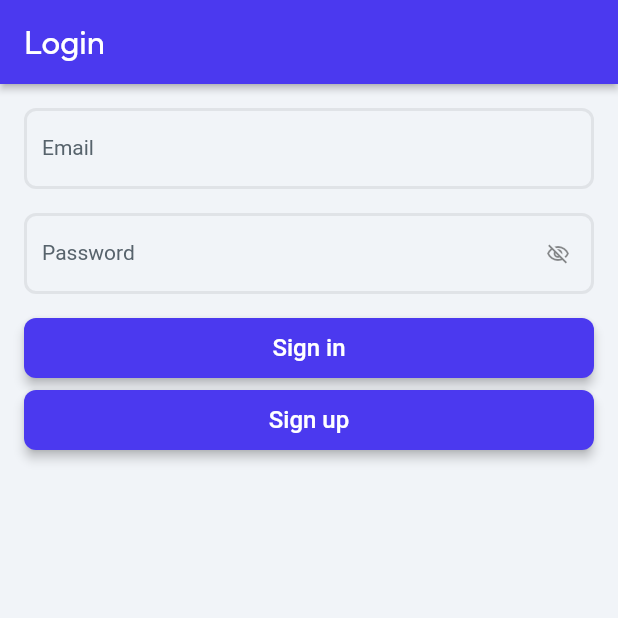
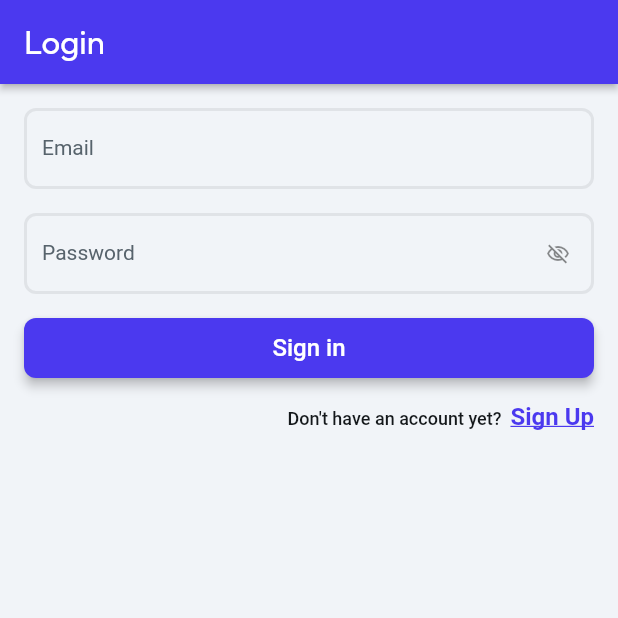
Before and after one commit to darksilver99/mynote, a Flutter app: the screen it shows after launch, on a phone screen of 412 x 824 dp, the top half of it. Run offline on Flutter 3.47's test engine with Material 2 defaults, Android fonts, the phone set to English and light mode, and no system bars; drawn by our look-alikes of auto_size_text; our stand-ins replace cached_network_image, file_picker, flutter_animate, font_awesome_flutter, from_css_color, go_router and 10 more; missing offline and left inert: json_path, mime_type; accounts and stored records are empty; Roboto replaces fonts that are missing (Readex Pro).

Commit message:
Updating to latest FlutterFlow output.

```diff
--- /dev/null
+++ b/lib/custom_code/actions/index.dart
@@ -0,0 +1 @@
+export 'test_function.dart' show testFunction;
--- a/lib/home_page/home_page_model.dart
+++ b/lib/home_page/home_page_model.dart
@@ -6,13 +6,19 @@ import '/flutter_flow/flutter_flow_util.dart';
 import '/flutter_flow/flutter_flow_widgets.dart';
 import 'dart:async';
 import 'home_page_widget.dart' show HomePageWidget;
+import 'package:cached_network_image/cached_network_image.dart';
 import 'package:flutter/material.dart';
 import 'package:flutter/scheduler.dart';
 import 'package:flutter_animate/flutter_animate.dart';
 import 'package:google_fonts/google_fonts.dart';
+import 'package:lottie/lottie.dart';
 import 'package:provider/provider.dart';
 
 class HomePageModel extends FlutterFlowModel<HomePageWidget> {
+  ///  Local state fields for this page.
+
+  bool isLoading = true;
+
   ///  State fields for stateful widgets in this page.
 
   final unfocusNode = FocusNode();
--- a/lib/login_page/login_page_model.dart
+++ b/lib/login_page/login_page_model.dart
@@ -3,6 +3,7 @@ import '/flutter_flow/flutter_flow_theme.dart';
 import '/flutter_flow/flutter_flow_util.dart';
 import '/flutter_flow/flutter_flow_widgets.dart';
 import 'login_page_widget.dart' show LoginPageWidget;
+import 'package:flutter/gestures.dart';
 import 'package:flutter/material.dart';
 import 'package:google_fonts/google_fonts.dart';
 import 'package:provider/provider.dart';
--- a/lib/login_page/login_page_widget.dart
+++ b/lib/login_page/login_page_widget.dart
@@ -2,6 +2,7 @@ import '/auth/supabase_auth/auth_util.dart';
 import '/flutter_flow/flutter_flow_theme.dart';
 import '/flutter_flow/flutter_flow_util.dart';
 import '/flutter_flow/flutter_flow_widgets.dart';
+import 'package:flutter/gestures.dart';
 import 'package:flutter/material.dart';
 import 'package:google_fonts/google_fonts.dart';
 import 'package:provider/provider.dart';
@@ -223,33 +224,50 @@ class _LoginPageWidgetState extends State<LoginPageWidget> {
                       ),
                       Padding(
                         padding: EdgeInsetsDirectional.fromSTEB(
-                            16.0, 8.0, 16.0, 0.0),
-                        child: FFButtonWidget(
-                          onPressed: () async {
-                            context.pushNamed('RegisterPage');
-                          },
-                          text: 'Sign up',
-                          options: FFButtonOptions(
-                            width: double.infinity,
-                            height: 40.0,
-                            padding: EdgeInsetsDirectional.fromSTEB(
-                                24.0, 0.0, 24.0, 0.0),
-                            iconPadding: EdgeInsetsDirectional.fromSTEB(
-                                0.0, 0.0, 0.0, 0.0),
-                            color: FlutterFlowTheme.of(context).primary,
-                            textStyle: FlutterFlowTheme.of(context)
-                                .titleSmall
-                                .override(
-                                  fontFamily: 'Readex Pro',
-                                  color: Colors.white,
-                                ),
-                            elevation: 3.0,
-                            borderSide: BorderSide(
-                              color: Colors.transparent,
-                              width: 1.0,
+                            16.0, 16.0, 16.0, 0.0),
+                        child: Row(
+                          mainAxisSize: MainAxisSize.max,
+                          mainAxisAlignment: MainAxisAlignment.end,
+                          children: [
+                            RichText(
+                              textScaleFactor:
+                                  MediaQuery.of(context).textScaleFactor,
+                              text: TextSpan(
+                                children: [
+                                  TextSpan(
+                                    text: 'Don\'t have an account yet?  ',
+                                    style: FlutterFlowTheme.of(context)
+                                        .bodyMedium
+                                        .override(
+                                          fontFamily: 'Readex Pro',
+                                          color: FlutterFlowTheme.of(context)
+                                              .primaryText,
+                                          fontWeight: FontWeight.w500,
+                                        ),
+                                  ),
+                                  TextSpan(
+                                    text: 'Sign Up',
+                                    style: FlutterFlowTheme.of(context)
+                                        .bodyMedium
+                                        .override(
+                                          fontFamily: 'Readex Pro',
+                                          color: FlutterFlowTheme.of(context)
+                                              .primary,
+                                          fontSize: 16.0,
+                                          fontWeight: FontWeight.bold,
+                                          decoration: TextDecoration.underline,
+                                        ),
+                                    mouseCursor: SystemMouseCursors.click,
+                                    recognizer: TapGestureRecognizer()
+                                      ..onTap = () async {
+                                        context.pushNamed('RegisterPage');
+                                      },
+                                  )
+                                ],
+                                style: FlutterFlowTheme.of(context).bodyMedium,
+                              ),
                             ),
-                            borderRadius: BorderRadius.circular(8.0),
-                          ),
+                          ],
                         ),
                       ),
                     ],
--- a/pubspec.yaml
+++ b/pubspec.yaml
@@ -46,6 +46,7 @@ dependencies:
   image_picker_platform_interface: 2.9.1
   intl: 0.18.0
   json_path: 0.6.2
+  lottie: 1.2.1
   mime_type: 1.0.0
   page_transition: 2.0.4
   path_provider: 2.0.14
```
Also changed, not shown: assets/lottie_animations/animation_lnb7o3zu.json (added, +1 -0 lines), lib/custom_code/actions/test_function.dart (added, +12 -0 lines), lib/home_page/home_page_widget.dart (+83 -31 lines).
